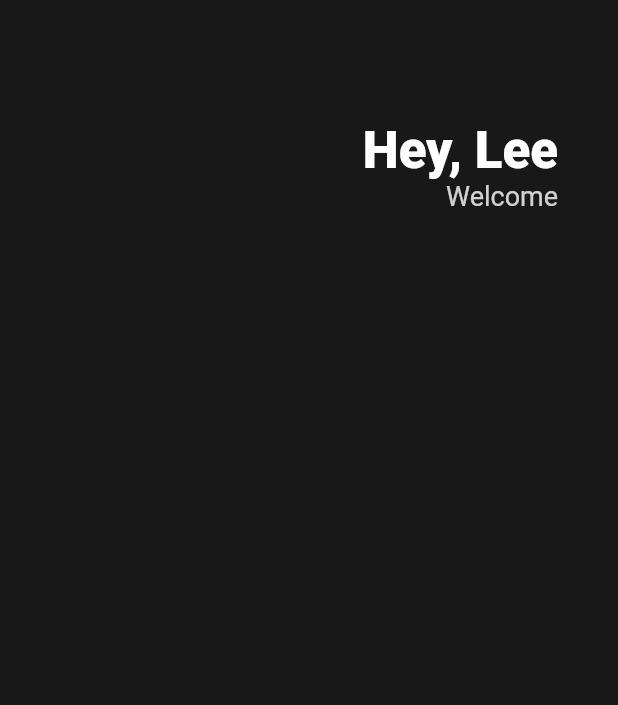
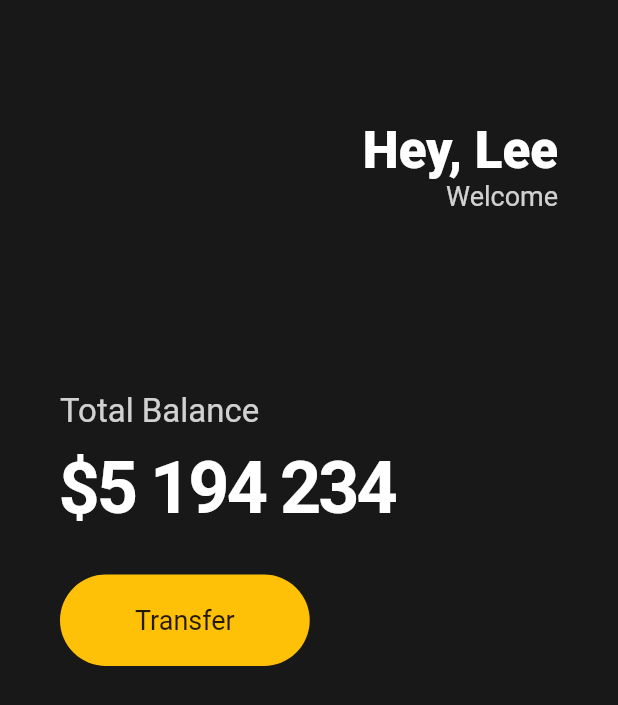
Before and after one commit to devym-37/flutter, a Flutter app: the screen it shows after launch, on a phone screen of 412 x 824 dp. Shown: the top 705 px of the screen. Run offline on Flutter 3.47's test engine with Material 2 defaults, Android fonts, the phone set to English and light mode, and no system bars.

Commit message:
flutter button style ui 추가

```diff
--- a/toonflix/lib/main.dart
+++ b/toonflix/lib/main.dart
@@ -18,6 +18,7 @@ class App extends StatelessWidget {
               horizontal: 40,
             ),
             child: Column(
+              crossAxisAlignment: CrossAxisAlignment.start,
               children: [
                 SizedBox(
                   height: 80,
@@ -47,6 +48,51 @@ class App extends StatelessWidget {
                     )
                   ],
                 ),
+                SizedBox(
+                  height: 120,
+                ),
+                Text(
+                  'Total Balance',
+                  style: TextStyle(
+                    color: Colors.white.withOpacity(0.8),
+                    fontSize: 22,
+                  ),
+                ),
+                SizedBox(
+                  height: 10,
+                ),
+                Text(
+                  '\$5 194 234',
+                  style: TextStyle(
+                    color: Colors.white,
+                    fontSize: 48,
+                    fontWeight: FontWeight.w700,
+                    letterSpacing: -2,
+                  ),
+                ),
+                SizedBox(
+                  height: 30,
+                ),
+                Row(
+                  children: [
+                    Container(
+                      decoration: BoxDecoration(
+                        color: Colors.amber,
+                        borderRadius: BorderRadius.circular(45),
+                      ),
+                      child: Padding(
+                        padding: EdgeInsets.symmetric(
+                          vertical: 20,
+                          horizontal: 50,
+                        ),
+                        child: Text('Transfer',
+                            style: TextStyle(
+                              fontSize: 18,
+                            )),
+                      ),
+                    ),
+                  ],
+                )
               ],
             )),
       ),
```
